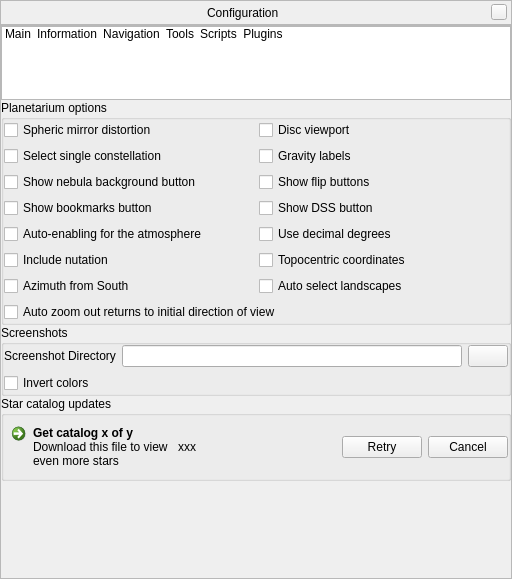
Qt form src/gui/configurationDialog.ui (519984307/stellarium_src) before a commit.
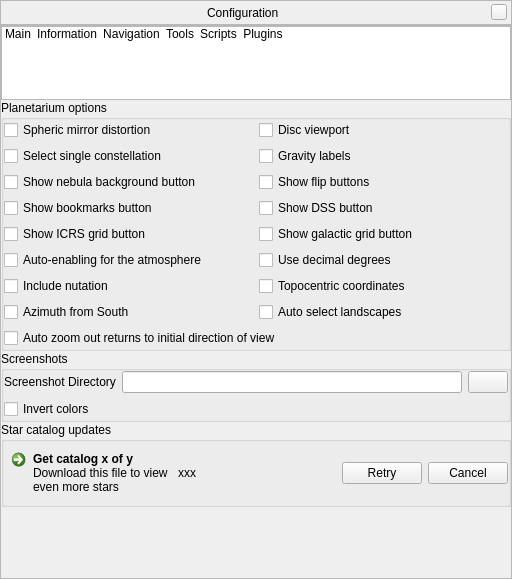
The same form after that commit. The open tabs and pages were chosen to show the change. Icons and pictures are not drawn. Custom widgets are drawn as their Qt base class.

Commit message: Added customized buttons for toggle ICRS/Galactic grids

The edit to the form file:
```diff
--- a/src/gui/configurationDialog.ui
+++ b/src/gui/configurationDialog.ui
@@ -1327,7 +1327,17 @@
              <property name="bottomMargin">
               <number>0</number>
              </property>
-             <item row="8" column="0" colspan="2">
+             <item row="3" column="1">
+              <widget class="QCheckBox" name="showToastSurveyButtonCheckbox">
+               <property name="toolTip">
+                <string>Toggle display of the button for Digitized Sky Survey.</string>
+               </property>
+               <property name="text">
+                <string>Show DSS button</string>
+               </property>
+              </widget>
+             </item>
+             <item row="9" column="0" colspan="2">
               <widget class="QCheckBox" name="autoZoomResetsDirectionCheckbox">
                <property name="toolTip">
                 <string>When enabled, the &quot;auto zoom out&quot; key will also set the initial viewing direction</string>
@@ -1357,7 +1367,7 @@
                </property>
               </widget>
              </item>
-             <item row="4" column="1">
+             <item row="5" column="1">
               <widget class="QCheckBox" name="decimalDegreeCheckBox">
                <property name="toolTip">
                 <string>Use decimal degrees for coordinates</string>
@@ -1380,7 +1390,7 @@
                </property>
               </widget>
              </item>
-             <item row="5" column="1">
+             <item row="6" column="1">
               <widget class="QCheckBox" name="topocentricCheckBox">
                <property name="toolTip">
                 <string>Activate to view as seen from surface of the planet (recommended). If switched off, display planetocentric view.</string>
@@ -1390,7 +1400,7 @@
                </property>
               </widget>
              </item>
-             <item row="4" column="0">
+             <item row="5" column="0">
               <widget class="QCheckBox" name="autoEnableAtmosphereCheckBox">
                <property name="toolTip">
                 <string>Auto-enabling of the atmosphere for bodies with atmosphere in location window</string>
@@ -1433,7 +1443,7 @@
                </property>
               </widget>
              </item>
-             <item row="5" column="0">
+             <item row="6" column="0">
               <widget class="QCheckBox" name="nutationCheckBox">
                <property name="toolTip">
                 <string>Nutation is a small wobble of Earth's axis, amounting to a few arcseconds.</string>
@@ -1443,7 +1453,7 @@
                </property>
               </widget>
              </item>
-             <item row="6" column="0">
+             <item row="7" column="0">
               <widget class="QCheckBox" name="azimuthFromSouthcheckBox">
                <property name="toolTip">
                 <string>Activate this option to calculate azimuth from south towards west.</string>
@@ -1453,17 +1463,7 @@
                </property>
               </widget>
              </item>
-             <item row="3" column="1">
-              <widget class="QCheckBox" name="showToastSurveyButtonCheckbox">
-               <property name="toolTip">
-                <string>Toggle display of the button for Digitized Sky Survey.</string>
-               </property>
-               <property name="text">
-                <string>Show DSS button</string>
-               </property>
-              </widget>
-             </item>
-             <item row="6" column="1">
+             <item row="7" column="1">
               <widget class="QCheckBox" name="autoChangeLandscapesCheckBox">
                <property name="toolTip">
                 <string>Automatic change of landscape when planet is changed</string>
@@ -1480,6 +1480,26 @@
                </property>
               </widget>
              </item>
+             <item row="4" column="0">
+              <widget class="QCheckBox" name="showICRSGridButtonCheckBox">
+               <property name="toolTip">
+                <string>A button to toggle equatorial J2000 grid.</string>
+               </property>
+               <property name="text">
+                <string>Show ICRS grid button</string>
+               </property>
+              </widget>
+             </item>
+             <item row="4" column="1">
+              <widget class="QCheckBox" name="showGalacticGridButtonCheckBox">
+               <property name="toolTip">
+                <string>A button to toggle galactic grid</string>
+               </property>
+               <property name="text">
+                <string>Show galactic grid button</string>
+               </property>
+              </widget>
+             </item>
             </layout>
            </widget>
           </item>
```
The commit also changes 3 other files.
